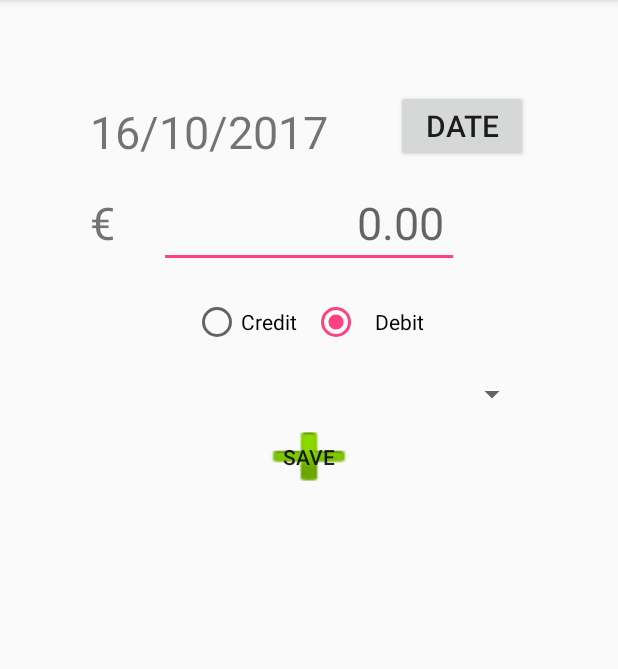
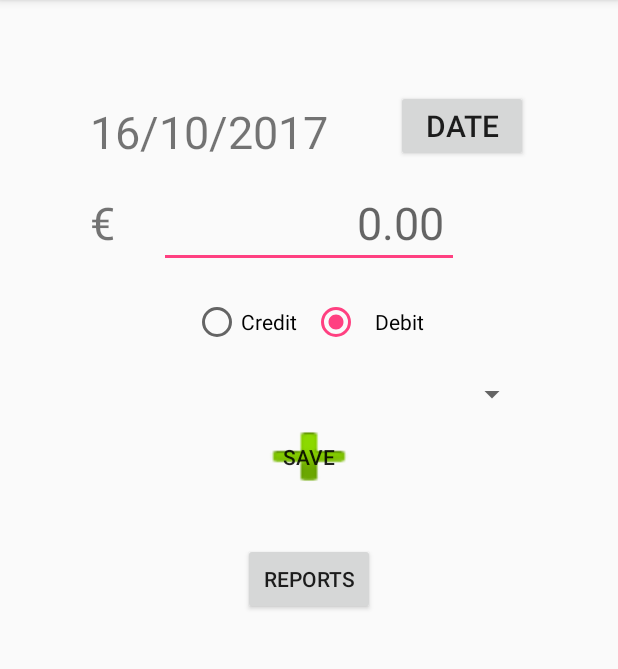
Before and after one commit to imposimato/SixBowlsAndroid, an Android app: the screen it shows after launch (MainActivity), on a phone screen of 412 x 824 dp, the part 84-753 px from its top. Run offline under Robolectric (Android 15) with nearby library versions, the phone set to English and light mode, and no system bars.

Commit message:
Second Comit Saving and showing DB

```diff
--- a/app/build.gradle
+++ b/app/build.gradle
@@ -28,5 +28,6 @@ dependencies {
     })
     compile 'com.android.support:appcompat-v7:26.+'
     compile 'com.android.support.constraint:constraint-layout:1.0.2'
+    compile 'com.android.support:recyclerview-v7:26.+'
     testCompile 'junit:junit:4.12'
 }
--- a/app/src/main/AndroidManifest.xml
+++ b/app/src/main/AndroidManifest.xml
@@ -16,6 +16,8 @@
                 <category android:name="android.intent.category.LAUNCHER" />
             </intent-filter>
         </activity>
+        <activity android:name=".Reports"></activity>
+        <activity android:name=".ReportHelper"></activity>
     </application>
 
 </manifest>
--- a/app/src/main/java/com/luiz/sixbowls/MainActivity.java
+++ b/app/src/main/java/com/luiz/sixbowls/MainActivity.java
@@ -1,73 +1,95 @@
 package com.luiz.sixbowls;
 
-import android.app.DatePickerDialog;
-import android.app.Dialog;
-import android.icu.text.DateFormat;
+import android.app.DialogFragment;
+import android.content.ContentValues;
+import android.content.Intent;
+import android.database.sqlite.SQLiteDatabase;
+import android.database.sqlite.SQLiteOpenHelper;
 import android.icu.util.Calendar;
 import android.support.v7.app.AppCompatActivity;
 import android.os.Bundle;
-import android.text.Editable;
-import android.text.TextWatcher;
+import android.util.Log;
 import android.view.View;
-import android.widget.DatePicker;
-import android.widget.EditText;
+import android.widget.Button;
 import android.widget.TextView;
 import android.widget.Toast;
 
-public class MainActivity extends AppCompatActivity {
+import java.io.File;
 
-    private DatePicker datePicker;
-    private Calendar calendar;
-    private TextView dateView;
-    private int year, month, day;
+public class MainActivity extends AppCompatActivity implements DatePickerFragment.TheListener{
+
+    Button dateInput , insertEntryBt;
+    TextView dateView, moneyInput;
+    final Calendar c = Calendar.getInstance();
+    int year = c.get(Calendar.YEAR);
+    int month = c.get(Calendar.MONTH);
+    int day = c.get(Calendar.DAY_OF_MONTH);
+    double entry;
+    SQLiteOpenHelper dbHelper;
+    SQLiteDatabase db;
 
     @Override
     protected void onCreate(Bundle savedInstanceState) {
         super.onCreate(savedInstanceState);
         setContentView(R.layout.activity_main);
-
-        dateView = (TextView) findViewById(R.id.currentMonth);
-        calendar = Calendar.getInstance();
-        year = calendar.get(Calendar.YEAR);
-        month = calendar.get(Calendar.MONTH);
-        day = calendar.get(Calendar.DAY_OF_MONTH);
-        showDate(year, month+1, day);
-    }
-
-    @SuppressWarnings("deprecation")
-    public void setDate(View view) {
-        showDialog(999);
-        //Toast.makeText(getApplicationContext(), "ca", Toast.LENGTH_SHORT).show();
+        dateInput = (Button) findViewById(R.id.dateInput);
+        insertEntryBt = (Button) findViewById(R.id.insertEntryBt);
+        dateView = (TextView) findViewById(R.id.dateTextView);
+        dateView.setText(new StringBuilder().append(day).append("/")
+                .append(month+1).append("/").append(year));
+        moneyInput = (TextView) findViewById(R.id.moneyInput);
+        dbHelper = new SixBowlsDbHelper(this);
+        db = dbHelper.getWritableDatabase();
+        dateInput.setOnClickListener(new View.OnClickListener()
+        {
+            @Override
+            public void onClick(View view) {
+                // TODO Auto-generated method stub
+                DialogFragment picker = new DatePickerFragment();
+                picker.show(getFragmentManager(), "datePicker");
+            }
+        });
     }
 
     @Override
-    protected Dialog onCreateDialog(int id) {
+    public void returnDate(String date) {
         // TODO Auto-generated method stub
-        if (id == 999) {
-            return new DatePickerDialog(this,
-                    myDateListener, year, month, day);
-        }
-        return null;
+        String resDate = date.substring(8,10) + "/" + date.substring(5,7) + "/" + date.substring(0,4);
+        dateView.setText(resDate);
     }
 
-    private DatePickerDialog.OnDateSetListener myDateListener = new
-            DatePickerDialog.OnDateSetListener() {
-                @Override
-                public void onDateSet(DatePicker arg0, int arg1, int arg2, int arg3) {
-                    // TODO Auto-generated method stub
-                    arg1 = year;
-                    arg2 = month;
-                    arg3 = day;
-                    showDate(arg1, arg2+1, arg3);
-                }
-            };
+    public void insertEntry(View view){
+        try{
+            entry = Double.parseDouble(moneyInput.getText().toString());
+            ContentValues entryValue = new ContentValues();
+            entryValue.put("ENTRY", entry);
+            db.insert("INOUT", null, entryValue);
+            moneyInput.setText(null);
+        } catch (Exception e) {
+            Toast.makeText(this, "Something wrong happened!", Toast.LENGTH_SHORT).show();
+        }
 
-    private void showDate(int year, int month, int day) {
-        dateView.setText(new StringBuilder().append(day).append("/")
-                .append(month).append("/").append(year));
     }
 
-    private String formDate(int year, int month, int day) {
-        return year + "-" + month + "-" + day;
+    public void goToReportsAct(View view){
+        try {
+            Intent it = new Intent(this, ReportHelper.class);
+            startActivity(it);
+        } catch (Exception e){
+            Toast.makeText(this, e.getMessage(), Toast.LENGTH_LONG).show();
+        }
     }
+
+    @Override
+    public void onDestroy(){
+        super.onDestroy();
+        db.close();
+    }
+
+//    @Override
+//    public boolean onCreateOptionsMenu(Menu menu) {
+//        // Inflate the menu; this adds items to the action bar if it is present.
+//        getMenuInflater().inflate(R.menu.main, menu);
+//        return true;
+//    }
 }
--- /dev/null
+++ b/app/src/main/java/com/luiz/sixbowls/SixBowlsDbHelper.java
@@ -0,0 +1,34 @@
+package com.luiz.sixbowls;
+
+import android.content.ContentValues;
+import android.content.Context;
+import android.database.DatabaseErrorHandler;
+import android.database.sqlite.SQLiteDatabase;
+import android.database.sqlite.SQLiteOpenHelper;
+
+
+public class SixBowlsDbHelper extends SQLiteOpenHelper {
+
+    private static final String DB_NAME = "sixBowls";
+    private static final int DB_VERSION = 1;
+
+    public SixBowlsDbHelper(Context context) {
+        super(context, DB_NAME, null, DB_VERSION);
+    }
+
+    @Override
+    public void onCreate(SQLiteDatabase db) {
+        db.execSQL("CREATE TABLE INOUT (_id INTEGER PRIMARY KEY AUTOINCREMENT, ENTRY REAL);");
+    }
+
+    @Override
+    public void onUpgrade(SQLiteDatabase db, int oldVersion, int newVersion) {}
+
+    public void insertEntryDb(SQLiteDatabase db, double entry){
+        ContentValues entryValue = new ContentValues();
+        entryValue.put("ENTRY", entry);
+        db.insert("INOUT", null, entryValue);
+    }
+
+
+}
--- a/app/src/main/res/layout/activity_main.xml
+++ b/app/src/main/res/layout/activity_main.xml
@@ -11,13 +11,13 @@
     tools:context="com.luiz.sixbowls.MainActivity">
 
     <TextView
-        android:id="@+id/currentMonth"
+        android:id="@+id/dateTextView"
         android:layout_width="wrap_content"
         android:layout_height="wrap_content"
+        android:layout_alignBottom="@+id/dateInput"
+        android:layout_alignParentStart="true"
         android:text="TextView"
-        android:textSize="30sp"
-        android:layout_alignBottom="@+id/dateInput"
-        android:layout_alignParentStart="true" />
+        android:textSize="30sp" />
 
     <Button
         android:id="@+id/dateInput"
@@ -26,7 +26,6 @@
         android:layout_alignParentBottom="false"
         android:layout_alignParentEnd="false"
         android:layout_alignParentRight="true"
-        android:onClick="setDate"
         android:text="@string/dateButton"
         android:textSize="20sp" />
 
@@ -95,7 +94,7 @@
         android:layout_weight="1" />
 
     <Button
-        android:id="@+id/save"
+        android:id="@+id/insertEntryBt"
         android:layout_width="wrap_content"
         android:layout_height="wrap_content"
         android:layout_below="@+id/bowl"
@@ -103,7 +102,18 @@
         android:layout_weight="1"
         android:background="@android:drawable/ic_input_add"
         android:elevation="10dp"
+        android:onClick="insertEntry"
         android:padding="20dp"
         android:text="@string/save" />
 
+    <Button
+        android:id="@+id/goToReports"
+        android:layout_width="wrap_content"
+        android:layout_height="wrap_content"
+        android:layout_alignStart="@+id/insertEntryBt"
+        android:layout_below="@+id/insertEntryBt"
+        android:layout_marginTop="28dp"
+        android:onClick="goToReportsAct"
+        android:text="Reports" />
+
 </RelativeLayout>
--- /dev/null
+++ b/app/src/main/res/values/dimens.xml
@@ -0,0 +1,4 @@
+<?xml version="1.0" encoding="utf-8"?>
+<resources>
+    <dimen name="text_margin">16dp</dimen>
+</resources>
```
Also changed, not shown: app/src/main/java/com/luiz/sixbowls/EntriesFragment.java (added, +108 -0 lines), app/src/main/java/com/luiz/sixbowls/MyEntriesRecyclerViewAdapter.java (added, +77 -0 lines), app/src/main/java/com/luiz/sixbowls/ReportHelper.java (added, +53 -0 lines), app/src/main/java/com/luiz/sixbowls/Reports.java (added, +15 -0 lines), app/src/main/java/com/luiz/sixbowls/dummy/DummyContent.java (added, +72 -0 lines), app/src/main/res/layout/activity_reports.xml (added, +9 -0 lines), app/src/main/res/layout/fragment_entries.xml (added, +20 -0 lines), app/src/main/res/layout/fragment_entries_list.xml (added, +13 -0 lines).
